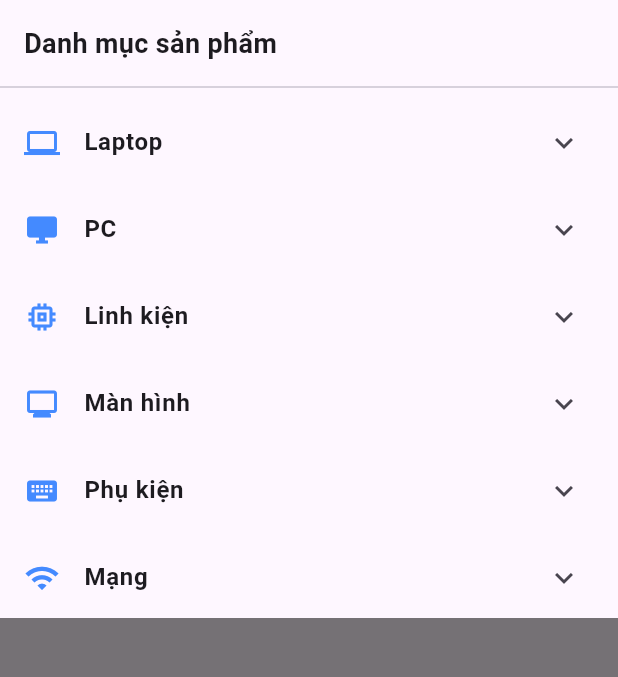
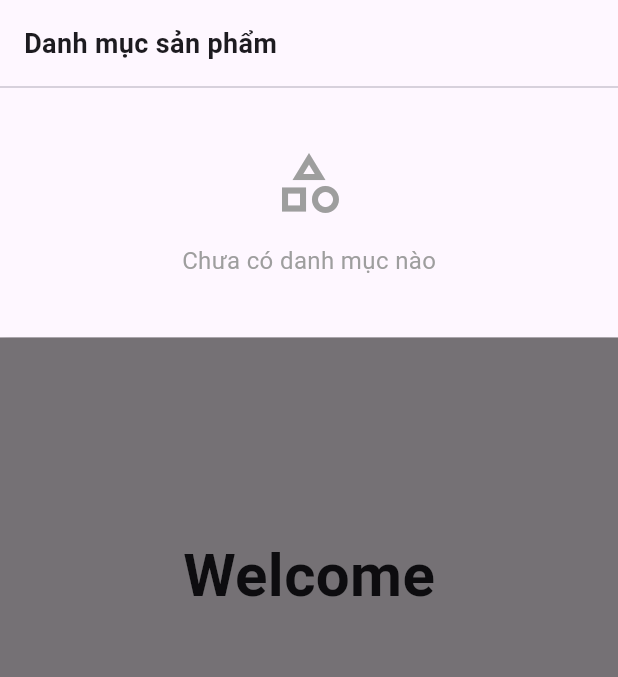
Before and after one commit to nhatflash/techexpress_flutter, a Flutter app: the screen it shows after launch, after a tap on the "menu" icon, on a phone screen of 412 x 824 dp, the part 84-761 px from its top. Run offline on Flutter 3.47's test engine with Material 3 defaults, Android fonts, the phone set to English and light mode, and no system bars; our stand-ins replace dio, flutter_secure_storage, jwt_decoder, logger; accounts and stored records are empty; network calls fail.

Commit message:
add category list on the navigation bar

```diff
--- a/lib/config/api_config.dart
+++ b/lib/config/api_config.dart
@@ -1,8 +1,27 @@
+import 'dart:io';
+
 class ApiConfig {
-  static const String baseUrl = "https://10.0.2.2:7194/api";
+  // Platform-specific base URL
+  static String get baseUrl {
+    if (Platform.isAndroid) {
+      // Android Emulator uses 10.0.2.2 to access host machine
+      return "https://10.0.2.2:7194/api";
+    } else {
+      // iOS Simulator and other platforms use localhost
+      return "https://localhost:7194/api";
+    }
+  }
 
   static const String login = "/Auth/login";
   static const String register = "/Auth/register";
   static const String refresh = "/Auth/refresh";
   static const String profile = "/User/me";
+  static const String categories = '/Category';
+
+  static const publicApis = {
+    login,
+    register,
+    refresh,
+    categories
+  };
 }
--- a/lib/config/routes.dart
+++ b/lib/config/routes.dart
@@ -5,8 +5,8 @@ import 'package:techexpress_flutter/screens/home/home_screen.dart';
 import 'package:techexpress_flutter/screens/user/user_profile.dart';
 
 class AppRoutes {
-  static const login = '/signIn';
-  static const register = '/signUp';
+  static const login = '/login';
+  static const register = '/register';
   static const home = '/';
   static const profile = '/profile';
 
--- a/lib/errors/error_message.dart
+++ b/lib/errors/error_message.dart
@@ -24,7 +24,9 @@ class ErrorMessage implements Exception {
 
     switch (e.type) {
       case DioExceptionType.connectionTimeout:
+        return ErrorMessage(statusCode: 504, message: 'Kết nối quá giờ. Vui lòng thử lại');
       case DioExceptionType.receiveTimeout:
+        return ErrorMessage(statusCode: 504, message: 'Kết nối quá giờ. Vui lòng thử lại');
       case DioExceptionType.sendTimeout:
         return ErrorMessage(statusCode: 504, message: 'Kết nối quá giờ. Vui lòng thử lại');
       case DioExceptionType.connectionError:
--- /dev/null
+++ b/lib/models/category.dart
@@ -0,0 +1,47 @@
+class Category {
+  String id;
+  String name;
+  String? parentCategoryId;
+  String description;
+  String? imageUrl;
+  bool isDeleted;
+  DateTime createdAt;
+  DateTime updatedAt;
+
+  Category({
+    required this.id,
+    required this.name,
+    this.parentCategoryId,
+    required this.description,
+    this.imageUrl,
+    required this.isDeleted,
+    required this.createdAt,
+    required this.updatedAt
+  });
+
+  factory Category.fromJson(Map<String, dynamic> json) {
+    return Category(
+      id: json['id'],
+      name: json['name'],
+      parentCategoryId: json['parentCategoryId'] as String?,
+      description: json['description'],
+      imageUrl: json['imageUrl'],
+      isDeleted: json['isDeleted'],
+      createdAt: DateTime.parse(json['createdAt']),
+      updatedAt: DateTime.parse(json['updatedAt'])
+    );
+  }
+
+  Map<String, dynamic> toJson(Category category) {
+    return {
+      'id': category.id,
+      'name': category.name,
+      'parentCategoryId': category.parentCategoryId,
+      'description': category.description,
+      'imageUrl': category.imageUrl,
+      'isDeleted': category.isDeleted,
+      'createdAt': category.createdAt,
+      'updatedAt': category.updatedAt,
+    };
+  }
+}
--- a/lib/screens/home/home_screen.dart
+++ b/lib/screens/home/home_screen.dart
@@ -1,7 +1,11 @@
 import 'package:flutter/material.dart';
+import 'package:techexpress_flutter/components/toast_widget.dart';
 import 'package:techexpress_flutter/config/routes.dart';
+import 'package:techexpress_flutter/errors/error_message.dart';
+import 'package:techexpress_flutter/models/category.dart';
 import 'package:techexpress_flutter/models/user.dart';
 import 'package:techexpress_flutter/services/api_service.dart';
+import 'package:techexpress_flutter/services/category_service.dart';
 import 'package:techexpress_flutter/services/user_service.dart';
 
 class HomeScreen extends StatefulWidget {
@@ -13,12 +17,15 @@ class HomeScreen extends StatefulWidget {
 
 class _HomeScreenState extends State<HomeScreen> {
   final _userService = UserService();
+  final _categoryService = CategoryService();
+  List<Category> _categories = [];
   User? _user;
 
   @override
   void initState() {
     super.initState();
     _loadProfile();
+    _loadCategories();
   }
 
   Future<void> _loadProfile() async {
@@ -30,41 +37,34 @@ class _HomeScreenState extends State<HomeScreen> {
       }
       final user = await _userService.getProfile();
       if (mounted) setState(() => _user = user);
-    } catch (_) {}
+    } on ErrorMessage catch (_) {
+      if (!mounted) return;
+      showToast(context, 'Máy chủ hiện không khả dụng.');
+    }
   }
 
-  final List<Map<String, dynamic>> _categories = [
-    {
-      'name': 'Laptop',
-      'icon': Icons.laptop,
-      'subCategories': ['Gaming', 'Văn phòng', 'Đồ hoạ', 'Mỏng nhẹ'],
-    },
-    {
-      'name': 'PC',
-      'icon': Icons.desktop_windows,
-      'subCategories': ['Gaming PC', 'Workstation', 'Mini PC'],
-    },
-    {
-      'name': 'Linh kiện',
-      'icon': Icons.memory,
-      'subCategories': ['CPU', 'GPU', 'RAM', 'SSD', 'Mainboard', 'PSU', 'Case'],
-    },
-    {
-      'name': 'Màn hình',
-      'icon': Icons.monitor,
-      'subCategories': ['Gaming', 'Văn phòng', 'Đồ hoạ', 'Cong'],
-    },
-    {
-      'name': 'Phụ kiện',
-      'icon': Icons.keyboard,
-      'subCategories': ['Chuột', 'Bàn phím', 'Tai nghe', 'Webcam', 'Loa'],
-    },
-    {
-      'name': 'Mạng',
-      'icon': Icons.wifi,
-      'subCategories': ['Router', 'Switch', 'Access Point', 'Mesh Wifi'],
-    },
-  ];
+  Future<void> _loadCategories() async {
+    try {
+      final categories = await _categoryService.getCategories();
+      if (mounted) setState(() => _categories = categories);
+    } on ErrorMessage catch (e) {
+      // Don't show error for 401 (categories require auth, which is expected)
+      if (e.statusCode != 401) {
+        if (mounted) showToast(context, 'Không thể tải danh mục.');
+      }
+      // For 401, silently fail - categories will be empty for unauthenticated users
+    }
+  }
+
+  // Get only parent categories (where parentCategoryId is null)
+  List<Category> get _parentCategories {
+    return _categories.where((cat) => cat.parentCategoryId == null).toList();
+  }
+
+  // Get subcategories for a specific parent category
+  List<Category> _getSubCategories(String parentId) {
+    return _categories.where((cat) => cat.parentCategoryId == parentId).toList();
+  }
 
   bool _showCategories = false;
 
@@ -162,20 +162,54 @@ class _HomeScreenState extends State<HomeScreen> {
                       ),
                     ),
                     const Divider(),
-                    ..._categories.map((category) {
+                    if (_categories.isEmpty)
+                      const Padding(
+                        padding: EdgeInsets.all(32),
+                        child: Center(
+                          child: Column(
+                            children: [
+                              Icon(Icons.category_outlined, size: 48, color: Colors.grey),
+                              SizedBox(height: 16),
+                              Text(
+                                'Chưa có danh mục nào',
+                                style: TextStyle(color: Colors.grey, fontSize: 16),
+                              ),
+                            ],
+                          ),
+                        ),
+                      )
+                    else
+                      ..._parentCategories.map((parentCategory) {
+                        final subCategories = _getSubCategories(parentCategory.id);
                         return ExpansionTile(
-                        leading: Icon(category['icon'] as IconData, color: Colors.blueAccent),
+                          leading: parentCategory.imageUrl != null
+                              ? Image.network(
+                                  parentCategory.imageUrl!,
+                                  width: 24,
+                                  height: 24,
+                                  errorBuilder: (context, error, stackTrace) => const Icon(Icons.category, color: Colors.blueAccent),
+                                )
+                              : const Icon(Icons.category, color: Colors.blueAccent),
                           title: Text(
-                          category['name'] as String,
+                            parentCategory.name,
                             style: const TextStyle(fontWeight: FontWeight.w600),
                           ),
-                        children: (category['subCategories'] as List<String>).map((sub) {
+                          children: subCategories.map((subCategory) {
                             return ListTile(
                               contentPadding: const EdgeInsets.only(left: 72),
-                            title: Text(sub),
+                              leading: subCategory.imageUrl != null
+                                  ? Image.network(
+                                      subCategory.imageUrl!,
+                                      width: 20,
+                                      height: 20,
+                                      errorBuilder: (context, error, stackTrace) => const Icon(Icons.arrow_right, size: 20),
+                                    )
+                                  : const Icon(Icons.arrow_right, size: 20),
+                              title: Text(subCategory.name),
                               onTap: () {
                                 setState(() => _showCategories = false);
                                 // TODO: navigate to product list filtered by sub-category
+                                // Use: subCategory.id
                               },
                             );
                           }).toList(),
--- a/lib/services/api_service.dart
+++ b/lib/services/api_service.dart
@@ -19,8 +19,9 @@ class ApiService {
   ApiService._internal() {
     _dio = Dio(BaseOptions(
       baseUrl: ApiConfig.baseUrl,
-      connectTimeout: const Duration(seconds: 15),
-      receiveTimeout: const Duration(seconds: 15),
+      connectTimeout: const Duration(seconds: 10),
+      receiveTimeout: const Duration(seconds: 10),
+      sendTimeout: const Duration(seconds: 10),
       headers: { 'Content-Type': 'application/json' },
       )
     );
@@ -36,6 +37,15 @@ class ApiService {
     _dio.interceptors.add(InterceptorsWrapper(
       onError: (error, handler) async {
         if (error.response?.statusCode == 401) {
+          // Check if this is a public API endpoint
+          final requestPath = error.requestOptions.path;
+          final isPublicApi = ApiConfig.publicApis.contains(requestPath);
+
+          // If it's a public API, don't try to refresh token - just pass the error through
+          if (isPublicApi) {
+            return handler.next(error);
+          }
+
           final refreshToken = await getRefreshToken();
           if (refreshToken == null) {
             await deleteRefreshToken();
@@ -65,6 +75,7 @@ class ApiService {
           final response = await _dio.fetch(error.requestOptions);
           return handler.resolve(response);
         }
+        return handler.next(error);
       }
     ));
   }
@@ -119,23 +130,43 @@ class ApiService {
   }
 
   Future<Response> get(String path, {Map<String, dynamic>? queryParams}) async {
-    return await _dio.get(path, queryParameters: queryParams);
+    try {
+      return await _dio.get(path, queryParameters: queryParams);
+    } on DioException catch (e) {
+      throw ErrorMessage.fromDioException(e);
+    }
   }
 
   Future<Response> post(String path, {dynamic data}) async {
-    return await _dio.post(path, data: data);
+    try {
+      return await _dio.post(path, data: data);
+    } on DioException catch (e) {
+      throw ErrorMessage.fromDioException(e);
+    }
   }
 
   Future<Response> put(String path, {dynamic data}) async {
-    return await _dio.put(path, data: data);
+    try {
+      return await _dio.put(path, data: data);
+    } on DioException catch (e) {
+      throw ErrorMessage.fromDioException(e);
+    }
   }
 
   Future<Response> patch(String path, Object data) async {
-    return await _dio.patch(path, data: data);
+    try {
+      return await _dio.patch(path, data: data);
+    } on DioException catch (e) {
+      throw ErrorMessage.fromDioException(e);
+    }
   }
 
   Future<Response> delete(String path, {dynamic data}) async {
-    return await _dio.delete(path, data: data);
+    try {
+      return await _dio.delete(path, data: data);
+    } on DioException catch (e) {
+      throw ErrorMessage.fromDioException(e);
+    }
   }
 
   Future<String> refresh(String refreshToken) async {
@@ -143,8 +174,9 @@ class ApiService {
       // Use a separate Dio instance to avoid triggering the interceptor
       final refreshDio = Dio(BaseOptions(
         baseUrl: ApiConfig.baseUrl,
-        connectTimeout: const Duration(seconds: 15),
-        receiveTimeout: const Duration(seconds: 15),
+        connectTimeout: const Duration(seconds: 10),
+        receiveTimeout: const Duration(seconds: 10),
+        sendTimeout: const Duration(seconds: 10),
         headers: {'Content-Type': 'application/json'},
       ));
       (refreshDio.httpClientAdapter as IOHttpClientAdapter).createHttpClient = () {
@@ -156,8 +188,8 @@ class ApiService {
         'refreshToken': refreshToken,
       });
       final value = response.data['value'];
-      setToken(value['accessToken']);
-      return value['accessToken'];
+      setToken(value);
+      return value;
     } on DioException catch (e) {
       throw ErrorMessage.fromDioException(e);
     }
--- /dev/null
+++ b/lib/services/category_service.dart
@@ -0,0 +1,26 @@
+import 'package:techexpress_flutter/config/api_config.dart';
+import 'package:techexpress_flutter/models/category.dart';
+import 'package:techexpress_flutter/services/api_service.dart';
+
+class CategoryService {
+  final _api = ApiService();
+
+  Future<List<Category>> getCategories() async {
+    final response = await _api.get(ApiConfig.categories);
+    final data = response.data;
+
+    // Check if the response is successful
+    if (data['statusCode'] != 200) {
+      return [];
+    }
+
+    // Extract items from paginated response
+    final value = data['value'];
+    final List<dynamic> items = value['items'] ?? [];
+
+    // Return first 20 categories (first page)
+    return items.map((json) => Category.fromJson(json)).toList();
+  }
+
+
+}
```
Also changed, not shown: lib/services/auth_service.dart (+0 -10 lines), lib/services/user_service.dart (+2 -8 lines), 9 other files. Lines whose indentation alone changed are shown as unchanged.
